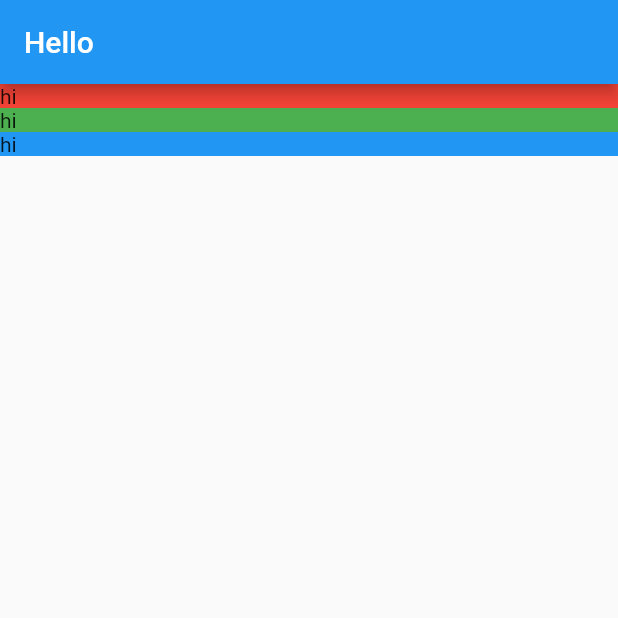
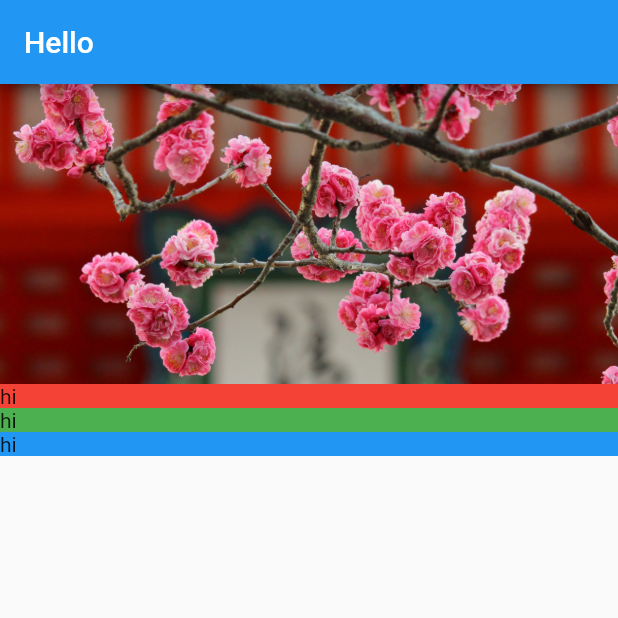
Before and after one commit to Annie-Huang/tourismandco, a Flutter app: the screen it shows after launch, on a phone screen of 412 x 824 dp, the top half of it. Run offline on Flutter 3.47's test engine with Material 2 defaults, Android fonts, the phone set to English and light mode, and no system bars.

Commit message:
Pass the image into the container in ImageBanner

```diff
--- a/lib/screens/location_detail/image_banner.dart
+++ b/lib/screens/location_detail/image_banner.dart
@@ -8,7 +8,14 @@ class ImageBanner extends StatelessWidget {
   @override
   Widget build(BuildContext context) {
     return Container(
-
+      constraints: BoxConstraints.expand(
+        height: 200.0 // The height property need to be a double
+      ),
+      decoration: BoxDecoration(color: Colors.grey),
+      child: Image.asset(
+          _assetPath,
+          fit: BoxFit.cover,
+      )
     );
   }
 }
```
